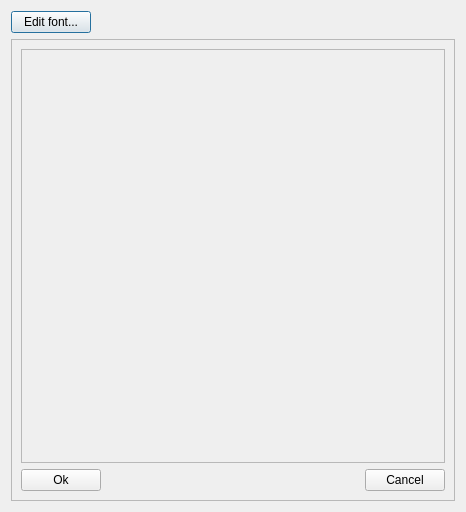
This is TextViewer.ui in ivareske/Playlist-Generator as Qt 5 draws it before an edit. The edited form follows.
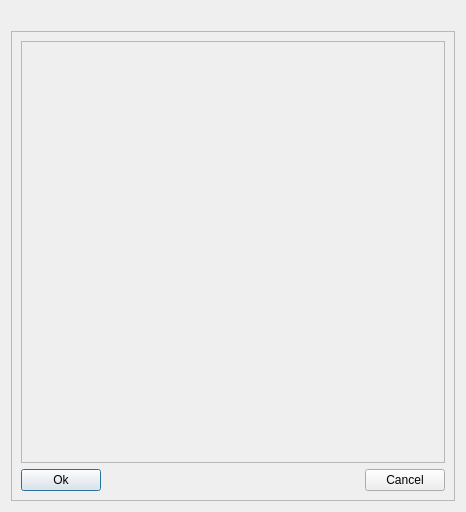
This is the edited form.

Patch:
```diff
--- a/TextViewer.ui
+++ b/TextViewer.ui
@@ -14,13 +14,6 @@
    <string>Log for playlist generation</string>
   </property>
   <layout class="QGridLayout" name="gridLayout_2">
-   <item row="0" column="0">
-    <widget class="QPushButton" name="editFontButton">
-     <property name="text">
-      <string>Edit font...</string>
-     </property>
-    </widget>
-   </item>
    <item row="0" column="1">
     <widget class="QLabel" name="label_">
      <property name="sizePolicy">
@@ -36,6 +29,12 @@
    </item>
    <item row="1" column="0" colspan="2">
     <widget class="QFrame" name="frame">
+     <property name="sizePolicy">
+      <sizepolicy hsizetype="Preferred" vsizetype="Preferred">
+       <horstretch>0</horstretch>
+       <verstretch>1</verstretch>
+      </sizepolicy>
+     </property>
      <property name="frameShape">
       <enum>QFrame::StyledPanel</enum>
      </property>
```
